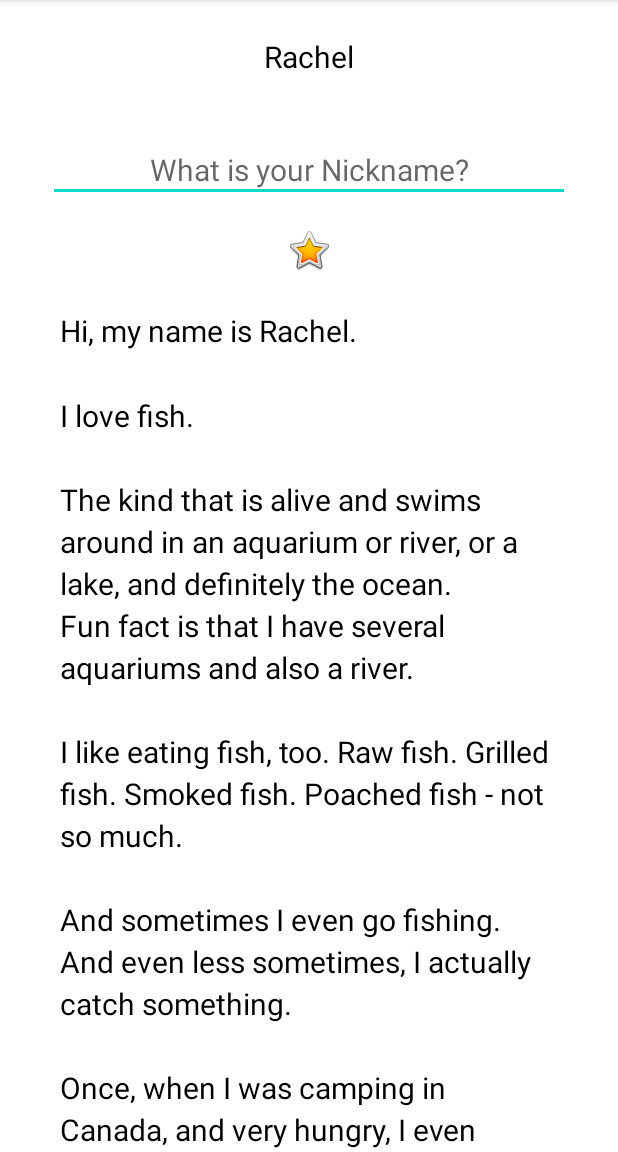
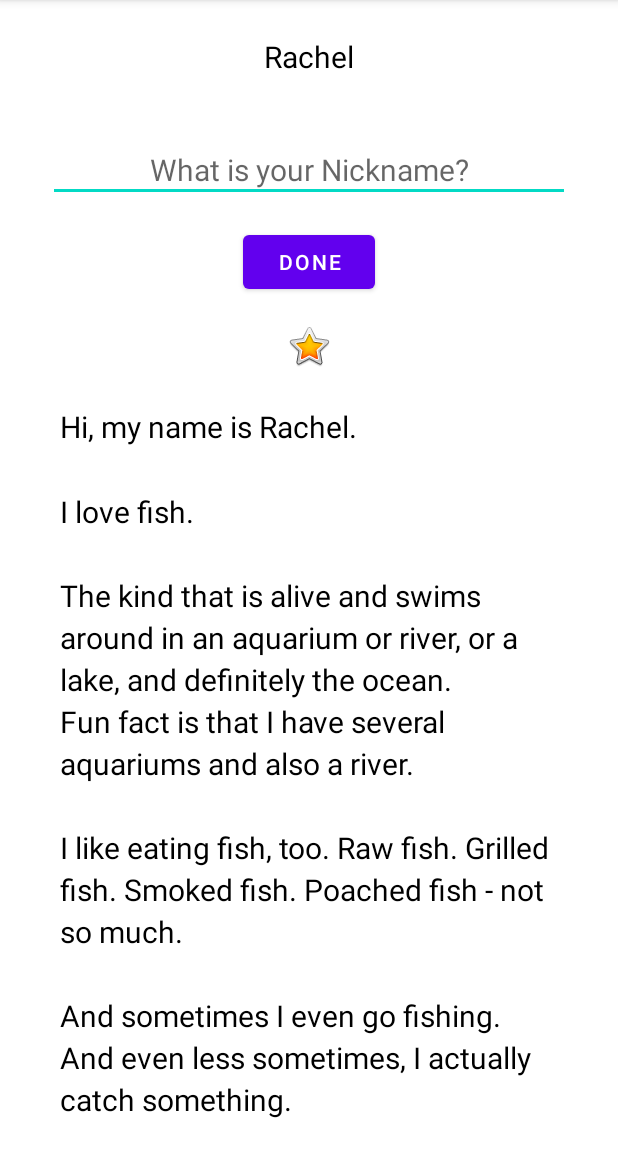
Before and after one commit to mengting-android-learning/AboutMe, an Android app: the screen it shows after launch (MainActivity), on a phone screen of 412 x 824 dp, the part 84-1236 px from its top. Run offline under Robolectric (Android 15) with nearby library versions, the phone set to English and light mode, and no system bars.

Commit message:
[feat]: add done button and style it

```diff
--- a/app/src/main/res/layout/activity_main.xml
+++ b/app/src/main/res/layout/activity_main.xml
@@ -5,28 +5,36 @@
     android:layout_width="match_parent"
     android:layout_height="match_parent"
     android:orientation="vertical"
-    tools:context=".MainActivity"
     android:paddingStart="@dimen/layout_padding"
-    android:paddingEnd="@dimen/layout_padding">
+    android:paddingEnd="@dimen/layout_padding"
+    tools:context=".MainActivity">
 
     <TextView
         android:id="@+id/name_text"
+        style="@style/NameStyle"
         android:layout_width="match_parent"
         android:layout_height="wrap_content"
         android:text="@string/name"
-        android:textAlignment="center"
-        style="@style/NameStyle" />
+        android:textAlignment="center" />
 
     <EditText
         android:id="@+id/nickname_edit"
+        style="@style/NameStyle"
         android:layout_width="match_parent"
         android:layout_height="wrap_content"
         android:ems="10"
+        android:hint="@string/what_is_your_nickname"
         android:inputType="textPersonName"
-        android:textAlignment="center"
-        android:hint="@string/what_is_your_nickname"
-        style="@style/NameStyle"/>
+        android:textAlignment="center" />
 
+
+    <Button
+        android:id="@+id/button"
+        android:layout_width="wrap_content"
+        android:layout_height="wrap_content"
+        android:layout_gravity="center_horizontal"
+        android:layout_marginBottom="@dimen/layout_margin"
+        android:text="@string/done" />
 
     <ScrollView
         android:id="@+id/bio_scroll"
--- a/app/src/main/res/values/colors.xml
+++ b/app/src/main/res/values/colors.xml
@@ -7,4 +7,5 @@
     <color name="teal_700">#FF018786</color>
     <color name="black">#FF000000</color>
     <color name="white">#FFFFFFFF</color>
+    <color name="colorAccent">#76bf5e</color>
 </resources>
--- a/app/src/main/res/values/strings.xml
+++ b/app/src/main/res/values/strings.xml
@@ -13,4 +13,5 @@
     \n\nI\'ll be happy to teach you how to make your own aquarium.
     \n\nYou should ask someone else about fishing, though.</string>
     <string name="what_is_your_nickname">What is your Nickname?</string>
+    <string name="done">Done</string>
 </resources>
```
